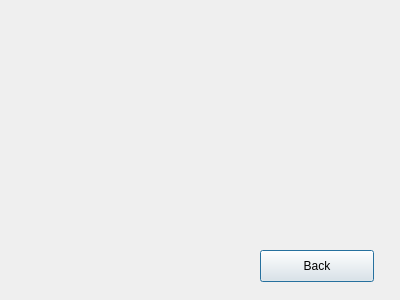
First picture: the form in BTM_Qt/teaminfo.ui, repository skandermoalla/CSE201-Top5, before the edit.
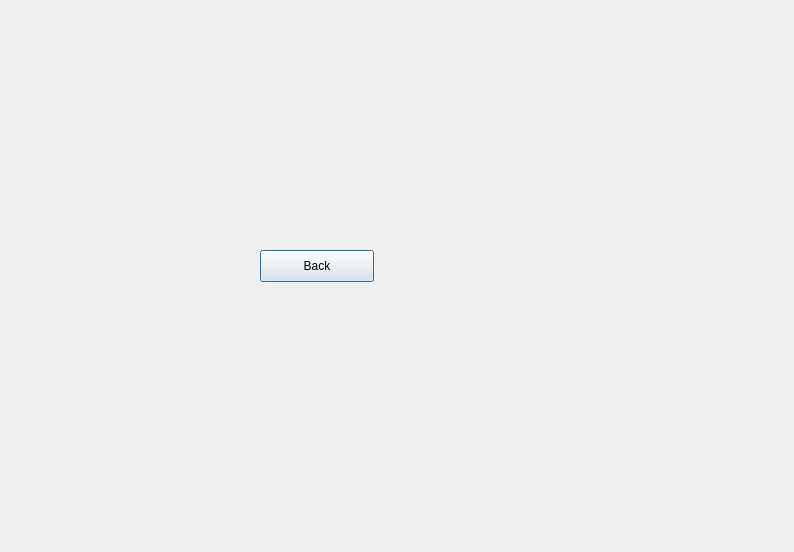
Second picture: the form after the edit.

What changed in the file:
```diff
--- a/BTM_Qt/teaminfo.ui
+++ b/BTM_Qt/teaminfo.ui
@@ -6,8 +6,8 @@
    <rect>
     <x>0</x>
     <y>0</y>
-    <width>400</width>
-    <height>300</height>
+    <width>794</width>
+    <height>552</height>
    </rect>
   </property>
   <property name="windowTitle">
```
